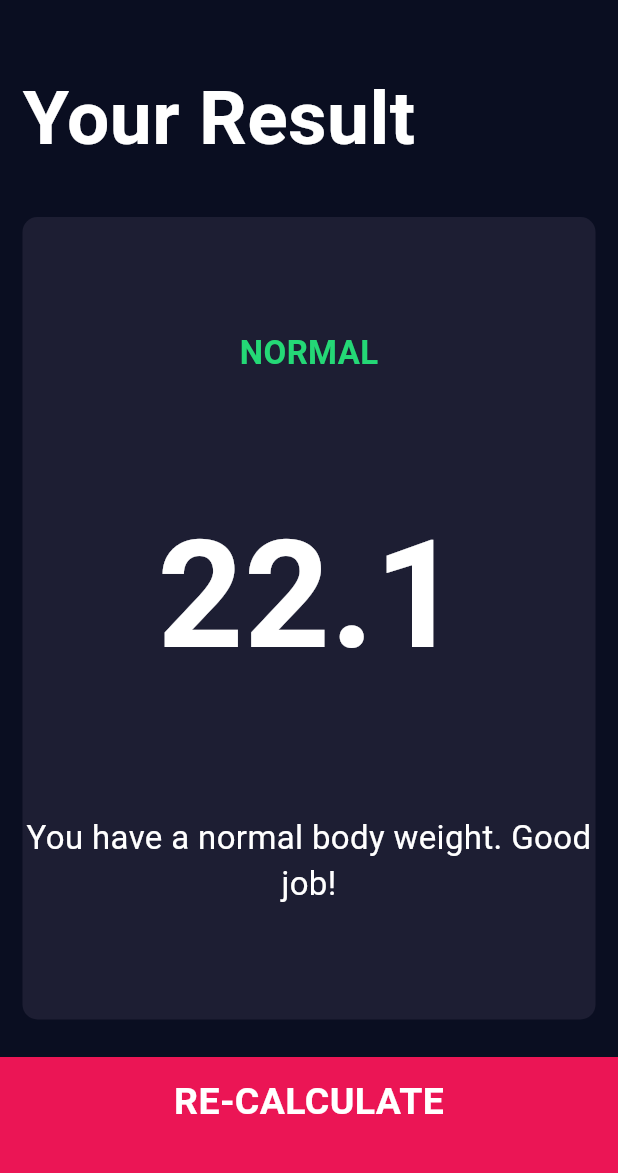
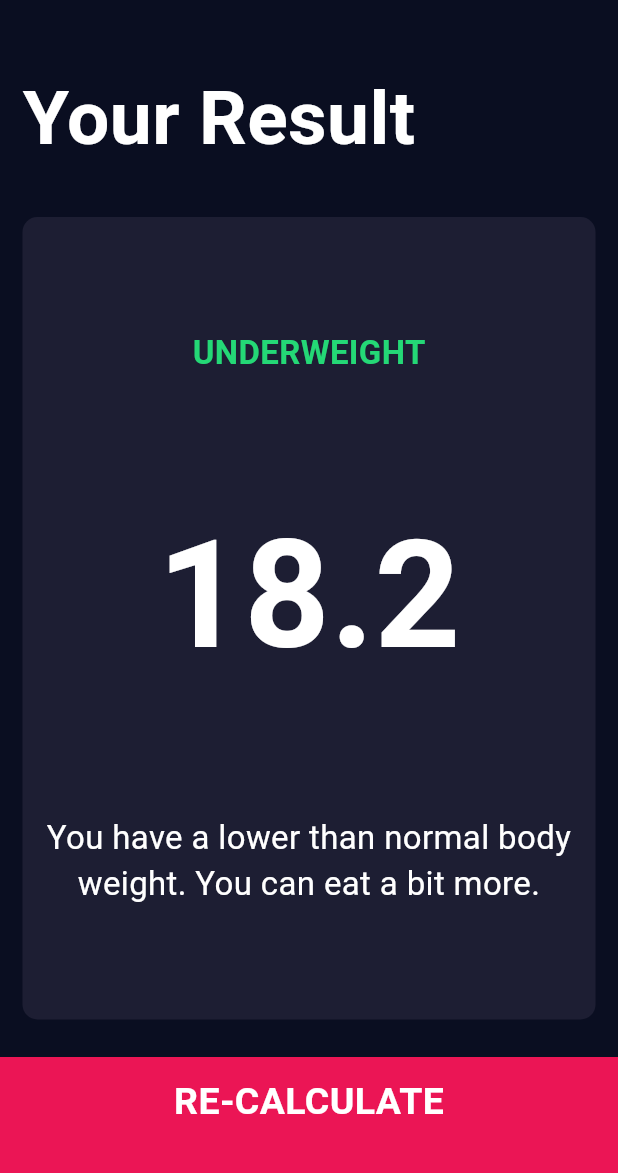
Before and after one commit to PradermN/BMI-Calculator, a Flutter app: the screen it shows after launch, after a tap on "CALCULATE", on a phone screen of 412 x 824 dp, the part 59-1232 px from its top. Run offline on Flutter 3.47's test engine with Material 3 defaults, Android fonts, the phone set to English and light mode, and no system bars; our stand-ins replace font_awesome_flutter.

Commit message:
Implement calculator brain

```diff
--- /dev/null
+++ b/lib/calculator_brain.dart
@@ -0,0 +1,35 @@
+import 'dart:math';
+
+class CalculatorBrain {
+  final int height;
+  final int weight;
+
+  late double _bmi;
+
+  CalculatorBrain({required this.height, required this.weight});
+
+  String calculateBMI() {
+    _bmi = weight / pow(height / 100, 2);
+    return _bmi.toStringAsFixed(1);
+  }
+
+  String getResult() {
+    if (_bmi >= 25) {
+      return 'Overweight';
+    } else if (_bmi > 18.5) {
+      return 'Normal';
+    } else {
+      return 'Underweight';
+    }
+  }
+
+  String getInterpretation() {
+    if (_bmi >= 25) {
+      return 'You have a higher than normal body weight. Try to exercise more.';
+    } else if (_bmi >= 18.5) {
+      return 'You have a normal body weight. Good job!';
+    } else {
+      return 'You have a lower than normal body weight. You can eat a bit more.';
+    }
+  }
+}
--- a/lib/main.dart
+++ b/lib/main.dart
@@ -9,6 +9,7 @@ class BMICalculator extends StatelessWidget {
   @override
   Widget build(BuildContext context) {
     return MaterialApp(
+      debugShowCheckedModeBanner: false,
       theme: ThemeData(
         appBarTheme: AppBarTheme(
           titleTextStyle: TextStyle(
--- a/lib/screens/input_page.dart
+++ b/lib/screens/input_page.dart
@@ -6,6 +6,7 @@ import '../components/reusable_card.dart';
 import '../components/icon_content.dart';
 import '../components/bottom_button.dart';
 import '../components/round_icon_button.dart';
+import '../calculator_brain.dart';
 
 enum Gender { male, female }
 
@@ -188,9 +189,20 @@ class InputPageState extends State<InputPage> {
           ),
           BottomButton(
             onTap: () {
+              CalculatorBrain calc = CalculatorBrain(
+                height: height,
+                weight: weight,
+              );
+
               Navigator.push(
                 context,
-                MaterialPageRoute(builder: (context) => ResultsPage()),
+                MaterialPageRoute(
+                  builder: (context) => ResultsPage(
+                    bmiResult: calc.calculateBMI(),
+                    resultText: calc.getResult(),
+                    interpretation: calc.getInterpretation(),
+                  ),
+                ),
               );
             },
             buttonTitle: 'CALCULATE',
--- a/lib/screens/results_page.dart
+++ b/lib/screens/results_page.dart
@@ -4,7 +4,11 @@ import '../components/reusable_card.dart';
 import '../components/bottom_button.dart';
 
 class ResultsPage extends StatelessWidget {
-  const ResultsPage({super.key});
+
+  final String bmiResult;
+  final String resultText;
+  final String interpretation;
+  const ResultsPage({super.key, required this.bmiResult, required this.resultText, required this.interpretation });
 
   @override
   Widget build(BuildContext context) {
@@ -28,10 +32,10 @@ class ResultsPage extends StatelessWidget {
                 mainAxisAlignment: MainAxisAlignment.spaceEvenly,
                 crossAxisAlignment: CrossAxisAlignment.center,
                 children: [
-                  Text('NORMAL', style: kResultTextStyle),
-                  Text('22.1', style: kBMITextStyle),
+                  Text(resultText.toUpperCase(), style: kResultTextStyle),
+                  Text(bmiResult, style: kBMITextStyle),
                   Text(
-                    'You have a normal body weight. Good job!',
+                    interpretation,
                     textAlign: TextAlign.center,
                     style: kBodyTextStyle,
                   ),
```
